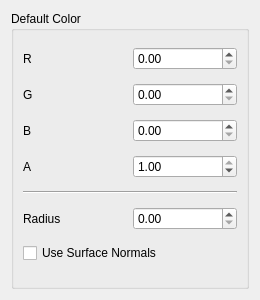
Above: src/Interface/Modules/Visualization/ShowFieldWithOspray.ui from SCIInstitute/SCIRun before the change. Below: the same form after it.
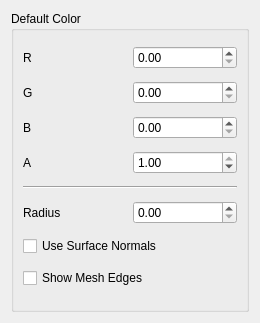
That is the form after the change.

Commit message: added a new state variable and checkbox to howFieldWithOspray

Diff of the .ui file:
```diff
--- a/src/Interface/Modules/Visualization/ShowFieldWithOspray.ui
+++ b/src/Interface/Modules/Visualization/ShowFieldWithOspray.ui
@@ -7,7 +7,7 @@
     <x>0</x>
     <y>0</y>
     <width>260</width>
-    <height>300</height>
+    <height>323</height>
    </rect>
   </property>
   <property name="sizePolicy">
@@ -140,6 +140,13 @@
         </property>
        </widget>
       </item>
+      <item row="8" column="0" colspan="2">
+       <widget class="QCheckBox" name="ShowEdgesCheckBox_">
+        <property name="text">
+         <string>Show Mesh Edges</string>
+        </property>
+       </widget>
+      </item>
      </layout>
     </widget>
    </item>
```
Left out of the diff: 20 changed lines with no effect on the pictures. The commit also changes 4 other files.
